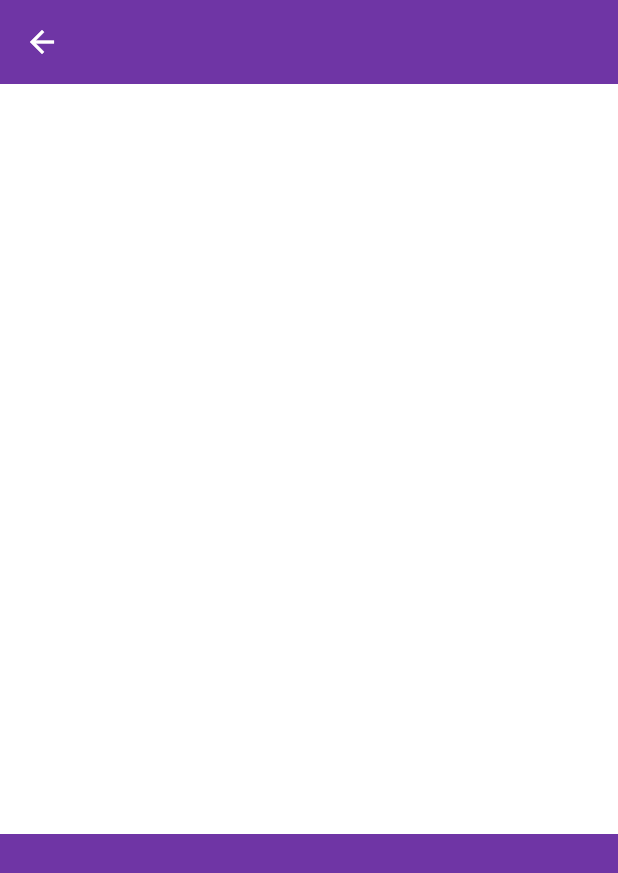
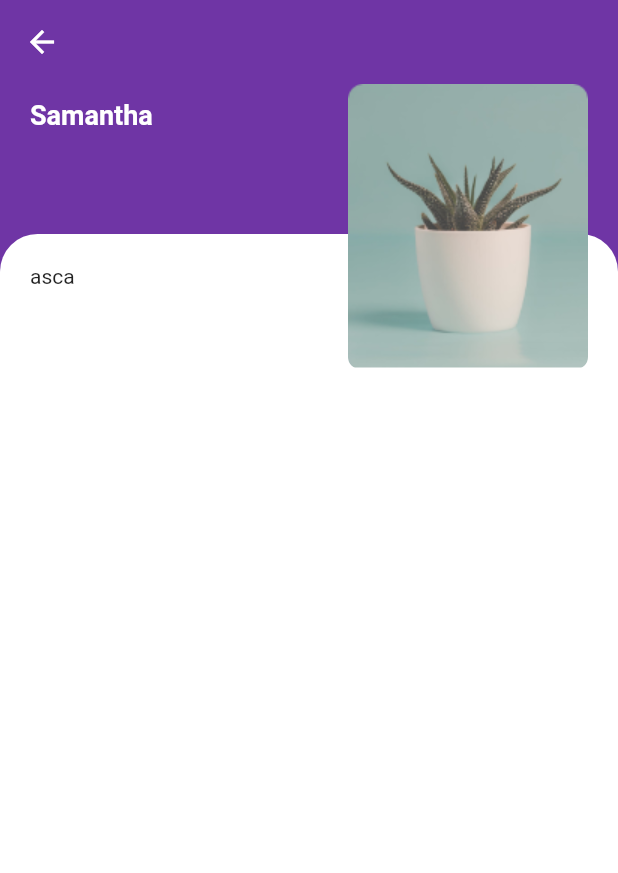
Before and after one commit to Nurka144/flutter-project, a Flutter app: the DetailScreen screen opened by its route, on a phone screen of 412 x 824 dp. Shown: the top 873 px of the screen. Run offline on Flutter 3.47's test engine with Material 2 defaults, Android fonts, the phone set to English and light mode, and no system bars; our stand-ins replace easy_localization, flutter_easyloading, flutter_svg, shared_preferences; missing offline and left inert: flutter_barcode_scanner, sweetalert; accounts and stored records are empty; Roboto replaces fonts that are missing (Muli).

Commit message:
detailt page

```diff
--- a/lib/screens/components/detail/body.dart
+++ b/lib/screens/components/detail/body.dart
@@ -12,8 +12,54 @@ class DetailBody extends StatelessWidget {
             child: Stack(
               children: [
                 Container(
-                  height: 500,
-                  decoration: BoxDecoration(color: Colors.white),
+                  margin: EdgeInsets.only(top: 100),
+                  padding: EdgeInsets.all(20),
+                  //height: 500,
+                  decoration: BoxDecoration(
+                    color: Colors.white,
+                    borderRadius: BorderRadius.only(
+                      topLeft: Radius.circular(25),
+                      topRight: Radius.circular(25),
+                    ),
+                  ),
+                  child: Column(
+                    children: [
+                      Row(
+                        children: [Text('asca')],
+                      )
+                    ],
+                  ),
+                ),
+                Container(
+                  padding: EdgeInsets.symmetric(horizontal: 20),
+                  child: Row(
+                    children: [
+                      Column(
+                        children: [
+                          SizedBox(
+                            height: 10,
+                          ),
+                          Text(
+                            'Samantha',
+                            style: TextStyle(
+                              fontWeight: FontWeight.bold,
+                              color: Colors.white,
+                              fontSize: 18,
+                            ),
+                          )
+                        ],
+                      ),
+                      Spacer(),
+                      Column(
+                        children: [
+                          ClipRRect(
+                            borderRadius: BorderRadius.circular(8.0),
+                            child: Image.asset("assets/images/image_1.png"),
+                          )
+                        ],
+                      )
+                    ],
+                  ),
                 ),
               ],
             ),
```
